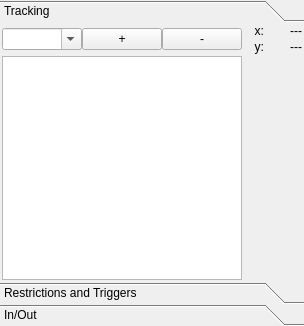
The window that ui/tab_objectsUi.ui (wonkoderverstaendige/Spotter) describes before a commit, drawn with Qt 5.
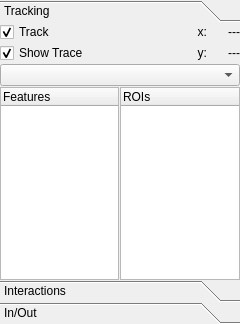
The same window after the commit.

Commit message: ROI tab created, feature/object linking works.

Diff of the .ui file:
```diff
--- a/ui/tab_objectsUi.ui
+++ b/ui/tab_objectsUi.ui
@@ -6,8 +6,8 @@
    <rect>
     <x>0</x>
     <y>0</y>
-    <width>304</width>
-    <height>326</height>
+    <width>240</width>
+    <height>324</height>
    </rect>
   </property>
   <property name="windowTitle">
@@ -47,8 +47,8 @@
          <rect>
           <x>0</x>
           <y>0</y>
-          <width>302</width>
-          <height>261</height>
+          <width>238</width>
+          <height>247</height>
          </rect>
         </property>
         <attribute name="label">
@@ -56,177 +56,172 @@
         </attribute>
         <layout class="QGridLayout" name="gridLayout_6">
          <property name="margin">
-          <number>2</number>
+          <number>0</number>
          </property>
          <property name="spacing">
-          <number>2</number>
+          <number>0</number>
          </property>
-         <item row="1" column="0">
-          <layout class="QGridLayout" name="gridLayout_3">
-           <item row="4" column="5">
-            <layout class="QVBoxLayout" name="verticalLayout">
-             <property name="spacing">
-              <number>0</number>
+         <item row="0" column="1">
+          <layout class="QGridLayout" name="gridLayout_5">
+           <property name="topMargin">
+            <number>0</number>
+           </property>
+           <property name="spacing">
+            <number>1</number>
+           </property>
+           <item row="1" column="2">
+            <widget class="QLabel" name="lbl_y">
+             <property name="sizePolicy">
+              <sizepolicy hsizetype="Preferred" vsizetype="Preferred">
+               <horstretch>0</horstretch>
+               <verstretch>0</verstretch>
+              </sizepolicy>
              </property>
-             <item>
-              <spacer name="horizontalSpacer">
-               <property name="orientation">
-                <enum>Qt::Horizontal</enum>
-               </property>
-               <property name="sizeHint" stdset="0">
-                <size>
-                 <width>40</width>
-                 <height>20</height>
-                </size>
-               </property>
-              </spacer>
-             </item>
-            </layout>
-           </item>
-           <item row="1" column="5">
-            <layout class="QGridLayout" name="gridLayout_5" columnminimumwidth="20,20">
-             <property name="topMargin">
-              <number>0</number>
+             <property name="minimumSize">
+              <size>
+               <width>32</width>
+               <height>0</height>
+              </size>
              </property>
-             <property name="horizontalSpacing">
-              <number>6</number>
+             <property name="maximumSize">
+              <size>
+               <width>32</width>
+               <height>16777215</height>
+              </size>
              </property>
-             <item row="1" column="0">
-              <widget class="QLabel" name="lbl_y_lbl">
-               <property name="text">
-                <string>y:</string>
-               </property>
-               <property name="alignment">
-                <set>Qt::AlignRight|Qt::AlignTrailing|Qt::AlignVCenter</set>
-               </property>
-              </widget>
-             </item>
-             <item row="0" column="0">
-              <widget class="QLabel" name="lbl_xlbl">
-               <property name="text">
-                <string>x:</string>
-               </property>
-               <property name="alignment">
-                <set>Qt::AlignRight|Qt::AlignTrailing|Qt::AlignVCenter</set>
-               </property>
-              </widget>
-             </item>
-             <item row="0" column="1">
-              <widget class="QLabel" name="lbl_x">
-               <property name="sizePolicy">
-                <sizepolicy hsizetype="Preferred" vsizetype="Preferred">
-                 <horstretch>0</horstretch>
-                 <verstretch>0</verstretch>
-                </sizepolicy>
-               </property>
-               <property name="minimumSize">
-                <size>
-                 <width>32</width>
-                 <height>0</height>
-                </size>
-               </property>
-               <property name="maximumSize">
-                <size>
-                 <width>32</width>
-                 <height>16777215</height>
-                </size>
-               </property>
-               <property name="text">
-                <string>---</string>
-               </property>
-               <property name="alignment">
-                <set>Qt::AlignRight|Qt::AlignTrailing|Qt::AlignVCenter</set>
-               </property>
-              </widget>
-             </item>
-             <item row="1" column="1">
-              <widget class="QLabel" name="lbl_y">
-               <property name="sizePolicy">
-                <sizepolicy hsizetype="Preferred" vsizetype="Preferred">
-                 <horstretch>0</horstretch>
-                 <verstretch>0</verstretch>
-                </sizepolicy>
-               </property>
-               <property name="minimumSize">
-                <size>
-                 <width>32</width>
-                 <height>0</height>
-                </size>
-               </property>
-               <property name="maximumSize">
-                <size>
-                 <width>32</width>
-                 <height>16777215</height>
-                </size>
-               </property>
-               <property name="text">
-                <string>---</string>
-               </property>
-               <property name="alignment">
-                <set>Qt::AlignRight|Qt::AlignTrailing|Qt::AlignVCenter</set>
-               </property>
-              </widget>
-             </item>
-            </layout>
+             <property name="text">
+              <string>---</string>
+             </property>
+             <property name="alignment">
+              <set>Qt::AlignRight|Qt::AlignTrailing|Qt::AlignVCenter</set>
+             </property>
+            </widget>
            </item>
-           <item row="4" column="0">
-            <widget class="QListWidget" name="list_leds">
+           <item row="3" column="1" colspan="2">
+            <widget class="QTreeWidget" name="treeWidget">
+             <column>
+              <property name="text">
+               <string>ROIs</string>
+              </property>
+             </column>
+            </widget>
+           </item>
+           <item row="3" column="0">
+            <widget class="QTreeWidget" name="tree_link_features">
+             <property name="sizePolicy">
+              <sizepolicy hsizetype="Expanding" vsizetype="Expanding">
+               <horstretch>0</horstretch>
+               <verstretch>0</verstretch>
+              </sizepolicy>
+             </property>
+             <property name="editTriggers">
+              <set>QAbstractItemView::NoEditTriggers</set>
+             </property>
+             <property name="showDropIndicator" stdset="0">
+              <bool>false</bool>
+             </property>
              <property name="alternatingRowColors">
               <bool>true</bool>
              </property>
-             <property name="selectionMode">
-              <enum>QAbstractItemView::SingleSelection</enum>
+             <property name="indentation">
+              <number>0</number>
+             </property>
+             <property name="rootIsDecorated">
+              <bool>false</bool>
+             </property>
+             <property name="itemsExpandable">
+              <bool>false</bool>
+             </property>
+             <property name="headerHidden">
+              <bool>false</bool>
+             </property>
+             <property name="expandsOnDoubleClick">
+              <bool>false</bool>
+             </property>
+             <attribute name="headerVisible">
+              <bool>true</bool>
+             </attribute>
+             <column>
+              <property name="text">
+               <string>Features</string>
+              </property>
+             </column>
+            </widget>
+           </item>
+           <item row="0" column="2">
+            <widget class="QLabel" name="lbl_x">
+             <property name="sizePolicy">
+              <sizepolicy hsizetype="Preferred" vsizetype="Preferred">
+               <horstretch>0</horstretch>
+               <verstretch>0</verstretch>
+              </sizepolicy>
+             </property>
+             <property name="minimumSize">
+              <size>
+               <width>32</width>
+               <height>0</height>
+              </size>
+             </property>
+             <property name="maximumSize">
+              <size>
+               <width>32</width>
+               <height>16777215</height>
+              </size>
+             </property>
+             <property name="text">
+              <string>---</string>
+             </property>
+             <property name="alignment">
+              <set>Qt::AlignRight|Qt::AlignTrailing|Qt::AlignVCenter</set>
+             </property>
+            </widget>
+           </item>
+           <item row="1" column="1">
+            <widget class="QLabel" name="lbl_y_lbl">
+             <property name="text">
+              <string>y:</string>
+             </property>
+             <property name="alignment">
+              <set>Qt::AlignRight|Qt::AlignTrailing|Qt::AlignVCenter</set>
+             </property>
+            </widget>
+           </item>
+           <item row="0" column="0">
+            <widget class="QCheckBox" name="ckb_track">
+             <property name="text">
+              <string>Track</string>
+             </property>
+             <property name="checked">
+              <bool>true</bool>
+             </property>
+            </widget>
+           </item>
+           <item row="0" column="1">
+            <widget class="QLabel" name="lbl_xlbl">
+             <property name="text">
+              <string>x:</string>
+             </property>
+             <property name="alignment">
+              <set>Qt::AlignRight|Qt::AlignTrailing|Qt::AlignVCenter</set>
              </property>
             </widget>
            </item>
            <item row="1" column="0">
-            <layout class="QHBoxLayout" name="horizontalLayout">
-             <property name="spacing">
-              <number>0</number>
+            <widget class="QCheckBox" name="ckb_trace">
+             <property name="text">
+              <string>Show Trace</string>
              </property>
-             <item>
-              <widget class="QComboBox" name="combo_features">
-               <property name="sizePolicy">
-                <sizepolicy hsizetype="Expanding" vsizetype="Fixed">
-                 <horstretch>19</horstretch>
-                 <verstretch>0</verstretch>
-                </sizepolicy>
-               </property>
-               <property name="editable">
-                <bool>true</bool>
-               </property>
-               <property name="insertPolicy">
-                <enum>QComboBox::NoInsert</enum>
-               </property>
-              </widget>
-             </item>
-             <item>
-              <widget class="QPushButton" name="btn_link_feature">
-               <property name="sizePolicy">
-                <sizepolicy hsizetype="Minimum" vsizetype="Fixed">
-                 <horstretch>0</horstretch>
-                 <verstretch>0</verstretch>
-                </sizepolicy>
-               </property>
-               <property name="text">
-                <string>+</string>
-               </property>
-              </widget>
-             </item>
-             <item>
-              <widget class="QPushButton" name="btn_unlink_feature">
-               <property name="sizePolicy">
-                <sizepolicy hsizetype="Minimum" vsizetype="Fixed">
-                 <horstretch>0</horstretch>
-                 <verstretch>0</verstretch>
-                </sizepolicy>
-               </property>
-               <property name="text">
-                <string>-</string>
-               </property>
-              </widget>
-             </item>
-            </layout>
+             <property name="checked">
+              <bool>true</bool>
+             </property>
+            </widget>
+           </item>
+           <item row="2" column="0" colspan="3">
+            <widget class="QComboBox" name="combo_Object">
+             <property name="editable">
+              <bool>false</bool>
+             </property>
+            </widget>
            </item>
           </layout>
          </item>
@@ -242,7 +237,7 @@
          </rect>
         </property>
         <attribute name="label">
-         <string>Restrictions and Triggers</string>
+         <string>Interactions</string>
         </attribute>
         <layout class="QGridLayout" name="gridLayout_8">
          <item row="0" column="0">
```
Left out of the diff: 27 changed lines with no effect on the pictures. The commit also changes 16 other files.
